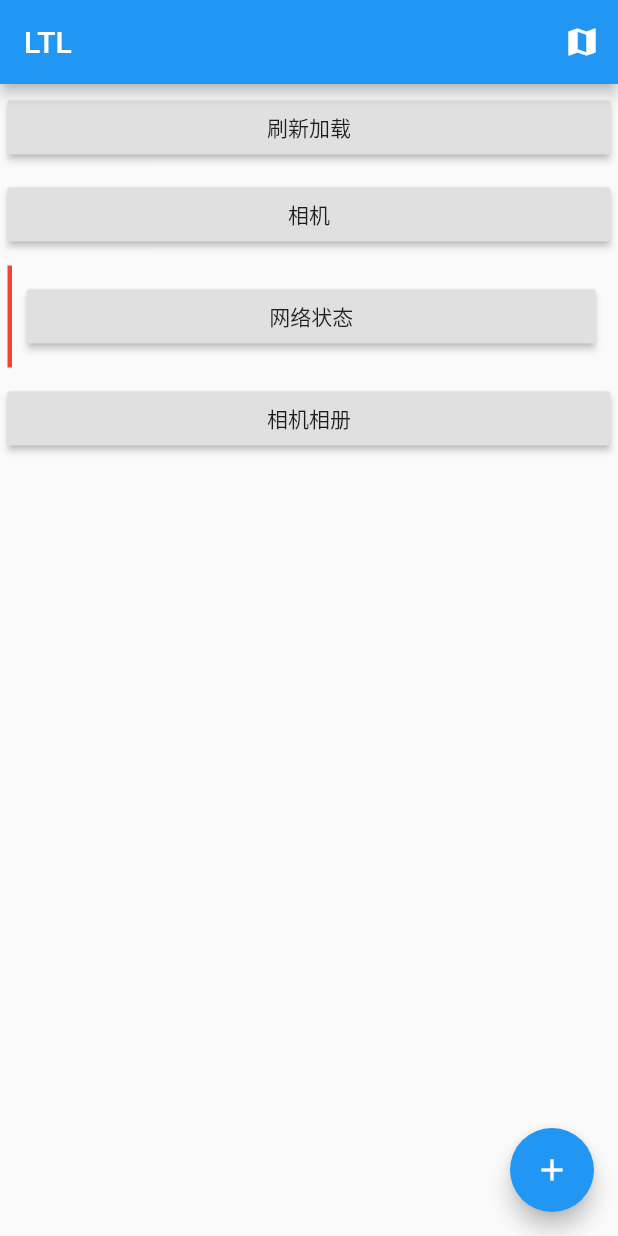
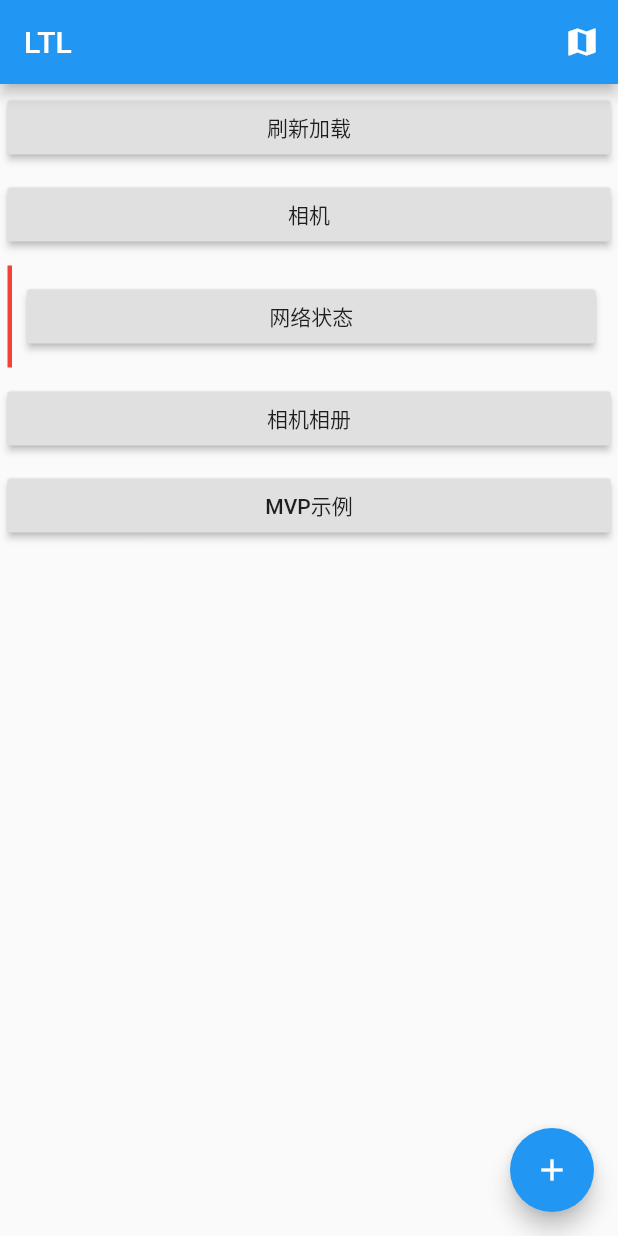
Before and after one commit to shuguoli68/learn_three, a Flutter app: the screen it shows after launch, on a phone screen of 412 x 824 dp. Run offline on Flutter 3.47's test engine with Material 2 defaults, Android fonts, the phone set to English and light mode, and no system bars; our stand-ins replace connectivity, device_info, dio, image_picker, share; missing offline and left inert: zeking_refresh.

Commit message:
打印结果

```diff
--- a/lib/home.dart
+++ b/lib/home.dart
@@ -7,6 +7,7 @@ import 'fresh/fresh_simple.dart';
 import 'global/common.dart';
 import 'imgpicker/img_picker.dart';
 import 'layout/large_screen.dart';
+import 'mvp/view/login_page.dart';
 
 class HomePage extends StatefulWidget {
 
@@ -73,6 +74,14 @@ class _HomePageState extends State<HomePage> {
                 },child: Text('相机相册'),)
             ),
 
+            Container(
+                margin: EdgeInsets.all(5),
+                width: double.maxFinite,
+                child: RaisedButton(onPressed:(){
+                  goTo(context, LoginPage());
+                },child: Text('MVP示例'),)
+            ),
+
           ],
         ),
       ),
--- a/lib/mvp/view/login_page.dart
+++ b/lib/mvp/view/login_page.dart
@@ -98,6 +98,6 @@ class _LoginState extends BaseState<LoginPage, ILoginPresenter> implements ILogi
 
   @override
   updateView(String data) {
-
+    print('结果：$data');
   }
 }
```
Also changed, not shown: lib/mvp/presenter/login_presenter.dart (+7 -2 lines).
